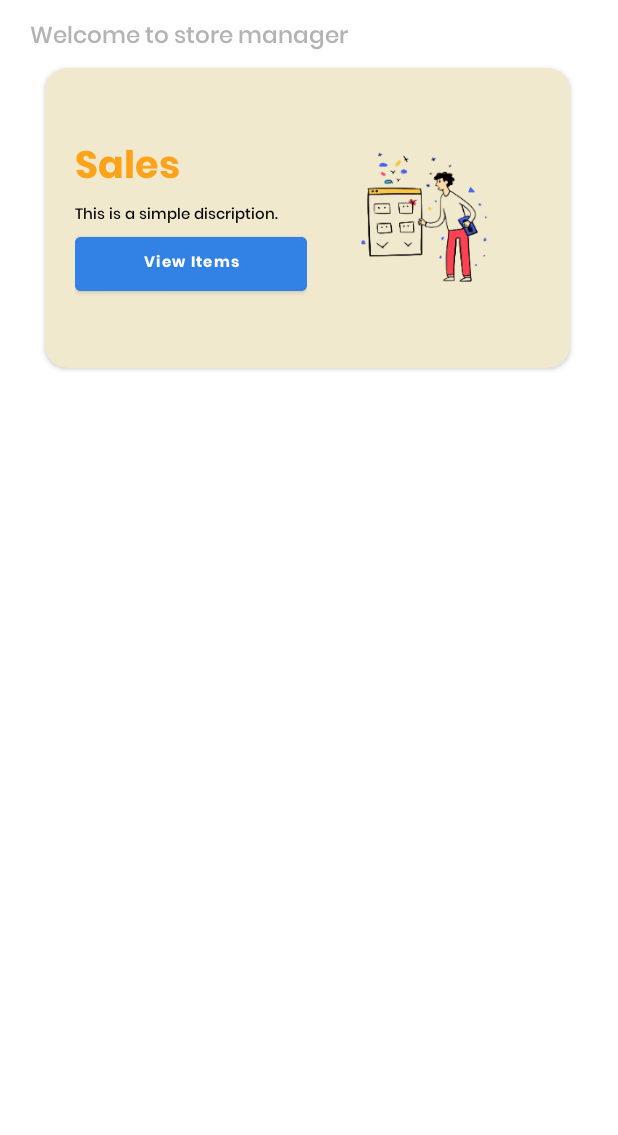
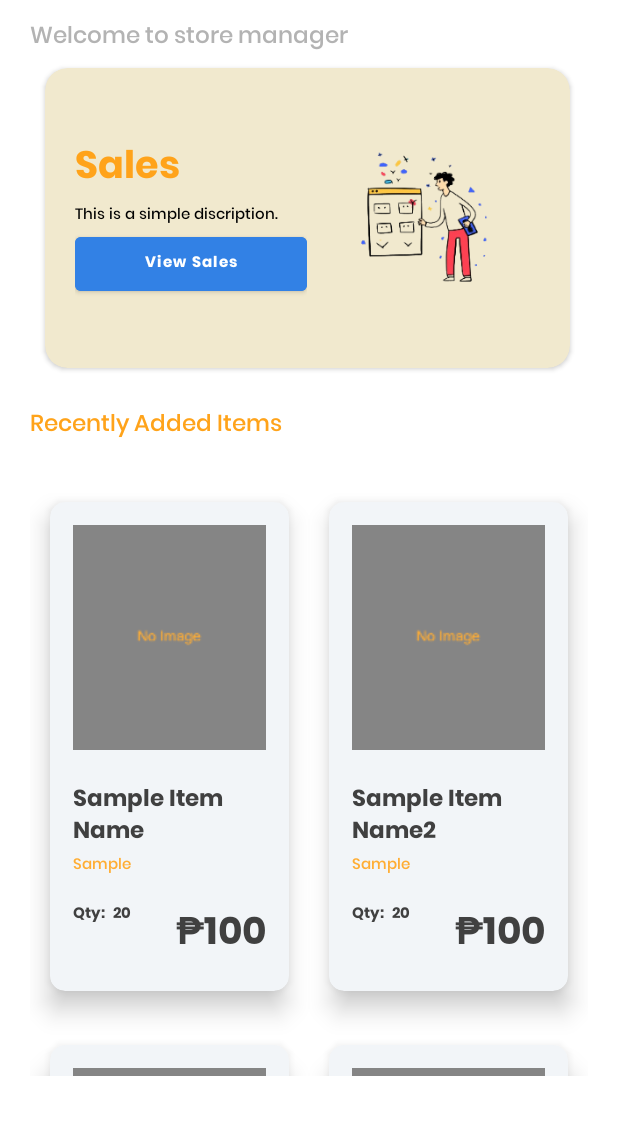
Before and after one commit to NotReallyAProgrammer/IT307_Project, an Android app: the Home screen opened directly, with no data from a screen before it, on a phone screen of 412 x 824 dp, the part 100-1235 px from its top. Run offline under Robolectric (Android 15) with nearby library versions, the phone set to English and light mode, and no system bars.

Commit message:
Home items list

```diff
--- /dev/null
+++ b/app/src/main/java/com/example/it307_project/Adapter/ItemAdapter.java
@@ -0,0 +1,62 @@
+package com.example.it307_project.Adapter;
+
+import android.content.Context;
+import android.view.LayoutInflater;
+import android.view.View;
+import android.view.ViewGroup;
+import android.widget.TextView;
+
+import androidx.annotation.NonNull;
+import androidx.recyclerview.widget.RecyclerView;
+
+import com.example.it307_project.Model.ItemModel;
+import com.example.it307_project.Model.NavModel;
+import com.example.it307_project.R;
+
+import java.util.List;
+
+public class ItemAdapter extends RecyclerView.Adapter<ItemAdapter.ViewHolder> {
+    Context context;
+    List<ItemModel> itemModels;
+
+    public ItemAdapter(Context c, List<ItemModel> itemModels){
+        this.context = c;
+        this.itemModels = itemModels;
+    }
+
+    @NonNull
+    @Override
+    public ItemAdapter.ViewHolder onCreateViewHolder(@NonNull ViewGroup parent, int viewType) {
+        LayoutInflater inflater = LayoutInflater.from(context);
+        View view = inflater.inflate(R.layout.items_cardview,parent,false);
+        return new ViewHolder(view);
+    }
+
+    @Override
+    public void onBindViewHolder(@NonNull ItemAdapter.ViewHolder holder, int position) {
+        holder.TVitemname.setText(itemModels.get(position).getItemName());
+        holder.TVitemcat.setText(itemModels.get(position).getItemCategory());
+        holder.TVqty.setText(itemModels.get(position).getItemQty());
+        holder.TVprice.setText(itemModels.get(position).getItemPrice());
+
+    }
+
+    @Override
+    public int getItemCount() {
+        return itemModels.size();
+    }
+
+    public class ViewHolder extends RecyclerView.ViewHolder{
+
+        private TextView TVitemname, TVitemcat,TVqty,TVprice;
+
+        public ViewHolder(@NonNull View itemView) {
+            super(itemView);
+
+            TVitemname = itemView.findViewById(R.id.TVitemname);
+            TVitemcat = itemView.findViewById(R.id.TVitemcat);
+            TVqty = itemView.findViewById(R.id.TVqty);
+            TVprice = itemView.findViewById(R.id.TVprice);
+        }
+    }
+}
--- a/app/src/main/java/com/example/it307_project/Adapter/NavAdapter.java
+++ b/app/src/main/java/com/example/it307_project/Adapter/NavAdapter.java
@@ -38,6 +38,7 @@ public class NavAdapter extends RecyclerView.Adapter<NavAdapter.ViewHolder>{
     public void onBindViewHolder(@NonNull ViewHolder holder, int position) {
         holder.TVnavtitle.setText(navModel.get(position).getTitle());
         holder.TVnavdisc.setText(navModel.get(position).getDisc());
+        holder.BTNnavview.setText(navModel.get(position).getButtonName());
     }
 
     @Override
@@ -47,13 +48,14 @@ public class NavAdapter extends RecyclerView.Adapter<NavAdapter.ViewHolder>{
 
     public class ViewHolder extends RecyclerView.ViewHolder{
 
-        private TextView TVnavtitle, TVnavdisc;
+        private TextView TVnavtitle, TVnavdisc, BTNnavview;
 
         public ViewHolder(@NonNull View itemView) {
             super(itemView);
 
             TVnavtitle = itemView.findViewById(R.id.TVnavtitle);
             TVnavdisc = itemView.findViewById(R.id.TVnavdisc);
+            BTNnavview = itemView.findViewById(R.id.BTNnavview);
         }
     }
 
--- a/app/src/main/java/com/example/it307_project/Home.java
+++ b/app/src/main/java/com/example/it307_project/Home.java
@@ -8,10 +8,13 @@ import androidx.appcompat.app.AppCompatActivity;
 import androidx.core.graphics.Insets;
 import androidx.core.view.ViewCompat;
 import androidx.core.view.WindowInsetsCompat;
+import androidx.recyclerview.widget.GridLayoutManager;
 import androidx.recyclerview.widget.LinearLayoutManager;
 import androidx.recyclerview.widget.RecyclerView;
 
+import com.example.it307_project.Adapter.ItemAdapter;
 import com.example.it307_project.Adapter.NavAdapter;
+import com.example.it307_project.Model.ItemModel;
 import com.example.it307_project.Model.NavModel;
 
 import java.util.ArrayList;
@@ -19,10 +22,12 @@ import java.util.List;
 
 public class Home extends AppCompatActivity {
 
-    RecyclerView RVname;
+    RecyclerView RVname,RVitem;
     List<NavModel> navModels = new ArrayList<>();
+    List<ItemModel> itemModels = new ArrayList<>();
+    ItemAdapter itemadapter;
     NavAdapter navAdapter;
-    Context c;
+    Context c = this;
 
     @Override
     protected void onCreate(Bundle savedInstanceState) {
@@ -30,6 +35,8 @@ public class Home extends AppCompatActivity {
         EdgeToEdge.enable(this);
         setContentView(R.layout.activity_home);
         initialize();
+        setNavAdapter();
+        setItemAdapter();
         ViewCompat.setOnApplyWindowInsetsListener(findViewById(R.id.main), (v, insets) -> {
             Insets systemBars = insets.getInsets(WindowInsetsCompat.Type.systemBars());
             v.setPadding(systemBars.left, systemBars.top, systemBars.right, systemBars.bottom);
@@ -39,15 +46,33 @@ public class Home extends AppCompatActivity {
 
     private void initialize() {
         RVname = findViewById(R.id.RVname);
+        RVitem = findViewById(R.id.RVitem);
 
-        navModels.add(new NavModel("Sales", "This is a simple discription."));
-        navModels.add(new NavModel("All Items", "This is a simple discription."));
-        navModels.add(new NavModel("Credits", "This is a simple discription."));
 
-        navAdapter = new NavAdapter(Home.this,navModels);
+    }
+
+    private void setNavAdapter(){
+        navModels.add(new NavModel("Sales", "This is a simple discription.", "View Sales"));
+        navModels.add(new NavModel("All Items", "This is a simple discription.","View Items"));
+        navModels.add(new NavModel("Credits", "This is a simple discription.","View Credits"));
+
+        navAdapter = new NavAdapter(c,navModels);
         RVname.setAdapter(navAdapter);
 
         LinearLayoutManager layoutManager = new LinearLayoutManager(c, LinearLayoutManager.HORIZONTAL, false);
         RVname.setLayoutManager(layoutManager);
     }
+
+    private void setItemAdapter(){
+        itemModels.add(new ItemModel("₱100","20","Sample","Sample Item Name"));
+        itemModels.add(new ItemModel("₱100","20","Sample","Sample Item Name2"));
+        itemModels.add(new ItemModel("₱100","20","Sample","Sample Item Name3"));
+        itemModels.add(new ItemModel("₱100","20","Sample","Sample Item Name4"));
+
+        itemadapter = new ItemAdapter(c,itemModels);
+        RVitem.setAdapter(itemadapter);
+
+        GridLayoutManager mGridLayoutManager = new GridLayoutManager(c, 2);
+        RVitem.setLayoutManager(mGridLayoutManager);
+    }
 }
--- /dev/null
+++ b/app/src/main/java/com/example/it307_project/Model/ItemModel.java
@@ -0,0 +1,31 @@
+package com.example.it307_project.Model;
+
+public class ItemModel {
+    private String itemName;
+    private String itemCategory;
+    private String itemQty;
+    private String itemPrice;
+
+    public ItemModel(String itemPrice, String itemQty, String itemCategory, String itemName) {
+        this.itemPrice = itemPrice;
+        this.itemQty = itemQty;
+        this.itemCategory = itemCategory;
+        this.itemName = itemName;
+    }
+
+    public String getItemName() {
+        return itemName;
+    }
+
+    public String getItemCategory() {
+        return itemCategory;
+    }
+
+    public String getItemQty() {
+        return itemQty;
+    }
+
+    public String getItemPrice() {
+        return itemPrice;
+    }
+}
--- a/app/src/main/java/com/example/it307_project/Model/NavModel.java
+++ b/app/src/main/java/com/example/it307_project/Model/NavModel.java
@@ -3,10 +3,12 @@ package com.example.it307_project.Model;
 public class NavModel {
     private String title;
     private String disc;
+    private String buttonName;
 
-    public NavModel(String title, String disc) {
+    public NavModel(String title, String disc, String buttonName) {
         this.title = title;
         this.disc = disc;
+        this.buttonName = buttonName;
     }
 
     public String getTitle() {
@@ -16,4 +18,8 @@ public class NavModel {
     public String getDisc() {
         return disc;
     }
+
+    public String getButtonName() {
+        return buttonName;
+    }
 }
--- /dev/null
+++ b/app/src/main/res/drawable/cornerradius.xml
@@ -0,0 +1,5 @@
+<?xml version="1.0" encoding="utf-8"?>
+<shape xmlns:android="http://schemas.android.com/apk/res/android">
+    <solid android:color="@color/errorBgColor" />
+    <corners android:radius="20dp" />
+</shape>
--- a/app/src/main/res/layout/activity_home.xml
+++ b/app/src/main/res/layout/activity_home.xml
@@ -77,6 +77,28 @@
 
             />
 
+        <TextView
+            android:layout_width="wrap_content"
+            android:layout_height="wrap_content"
+            android:text="Recently Added Items"
+            android:fontFamily="@font/poppinsmedium"
+            android:textSize="15sp"
+            android:textColor="@color/colorPrimaryDark"
+            android:layout_marginTop="20dp"
+            android:layout_marginBottom="20dp"/>
+
+        <androidx.recyclerview.widget.RecyclerView
+            android:id="@+id/RVitem"
+            android:layout_width="match_parent"
+            android:layout_height="wrap_content"
+            android:layout_rowWeight="1"
+            android:layout_columnWeight="1"
+            android:layout_marginBottom="20dp"
+            android:orientation="horizontal"
+            app:layoutManager="androidx.recyclerview.widget.LinearLayoutManager"
+            android:layout_centerVertical="true"
+            tools:listitem="@android:layout/simple_list_item_checked"/>
+
 
     </LinearLayout>
 
--- /dev/null
+++ b/app/src/main/res/layout/items_cardview.xml
@@ -0,0 +1,99 @@
+<?xml version="1.0" encoding="utf-8"?>
+<androidx.cardview.widget.CardView xmlns:android="http://schemas.android.com/apk/res/android"
+    android:layout_width="match_parent"
+    android:layout_height="wrap_content"
+    xmlns:app="http://schemas.android.com/apk/res-auto"
+    app:cardBackgroundColor="@color/home_background"
+    app:cardCornerRadius="10dp"
+    app:cardElevation="10dp"
+    android:padding="20dp"
+    app:cardUseCompatPadding="true">
+
+    <LinearLayout
+        android:layout_width="match_parent"
+        android:layout_height="wrap_content"
+        android:orientation="vertical"
+        android:padding="15dp">
+
+        <ImageView
+            android:id="@+id/IVitemimg"
+            android:layout_width="match_parent"
+            android:layout_height="150dp"
+            android:scaleType="centerCrop"
+            android:src="@mipmap/no_image"
+            android:background="@drawable/cornerradius"/>
+
+
+        <TextView
+            android:id="@+id/TVitemname"
+            android:layout_width="wrap_content"
+            android:layout_height="wrap_content"
+            android:text="Sample item name"
+            android:textColor="@color/darkgray"
+            android:fontFamily="@font/poppinsbold"
+            android:textSize="15sp"
+            android:layout_marginTop="20dp"/>
+        <TextView
+            android:id="@+id/TVitemcat"
+            android:layout_width="wrap_content"
+            android:layout_height="wrap_content"
+            android:text="Category"
+            android:textSize="10sp"
+            android:textColor="@color/colorPrimary"
+            android:fontFamily="@font/poppinsmedium"
+
+            />
+
+        <RelativeLayout
+            android:layout_width="match_parent"
+            android:layout_height="match_parent"
+            android:layout_marginTop="15dp">
+
+
+            <LinearLayout
+                android:layout_width="wrap_content"
+                android:layout_height="wrap_content"
+                android:orientation="horizontal"
+                android:layout_alignParentLeft="true"
+                >
+
+                <TextView android:id="@+id/TVqtytext"
+                    android:layout_width="wrap_content"
+                    android:layout_height="wrap_content"
+                    android:text="Qty:"
+                    android:fontFamily="@font/poppinsbold"
+                    android:textSize="10sp"
+                    android:gravity="center_vertical"
+                    android:textColor="@color/darkgray"
+                    />
+                <TextView
+                  android:id="@+id/TVqty"
+                    android:layout_width="wrap_content"
+                    android:layout_height="wrap_content"
+                    android:text="10"
+                    android:fontFamily="@font/poppinsbold"
+                    android:textSize="10sp"
+                    android:gravity="center_vertical"
+                    android:textColor="@color/darkgray"
+                    android:layout_marginLeft="5dp"
+                    />
+            </LinearLayout>
+
+            <TextView
+                android:id="@+id/TVprice"
+                android:layout_width="wrap_content"
+                android:layout_height="wrap_content"
+                android:text="₱100"
+                android:textSize="25dp"
+                android:fontFamily="@font/poppinsbold"
+                android:textColor="@color/darkgray"
+                android:layout_alignParentRight="true"/>
+
+        </RelativeLayout>
+
+
+    </LinearLayout>
+
+
+
+</androidx.cardview.widget.CardView>
--- a/app/src/main/res/layout/navigation_cardview.xml
+++ b/app/src/main/res/layout/navigation_cardview.xml
@@ -54,6 +54,7 @@
         </LinearLayout>
 
         <ImageView
+            android:id="@+id/IVimg"
             android:layout_width="0dp"
             android:layout_weight="5"
             android:layout_height="match_parent"
--- a/app/src/main/res/values/colors.xml
+++ b/app/src/main/res/values/colors.xml
@@ -7,6 +7,7 @@
     <color name="black">#FF000000</color>
     <color name="white">#FFFFFFFF</color>
     <color name="gray">#E7E7E7</color>
+    <color name="darkgray">#404040</color>
     <color name="colorPrimary">#ffad33</color>
     <color name="colorPrimaryDark">#ffa31a</color>
     <color name="colorSecondary">#3281e5</color>
```
Also changed, not shown: app/src/main/res/mipmap-xxxhdpi/no_image.png (added).
